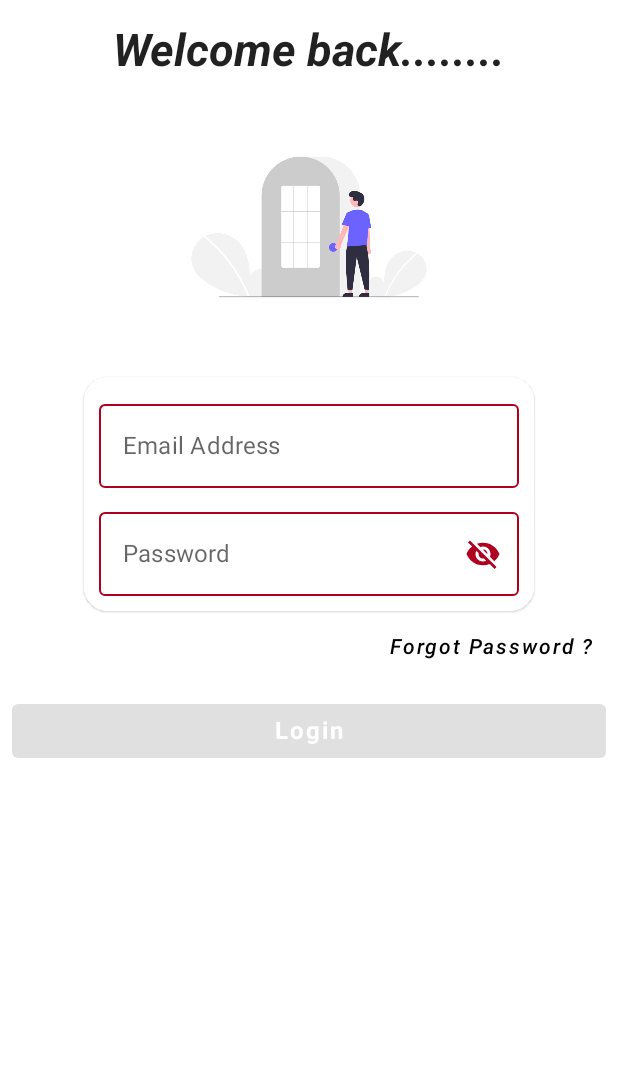
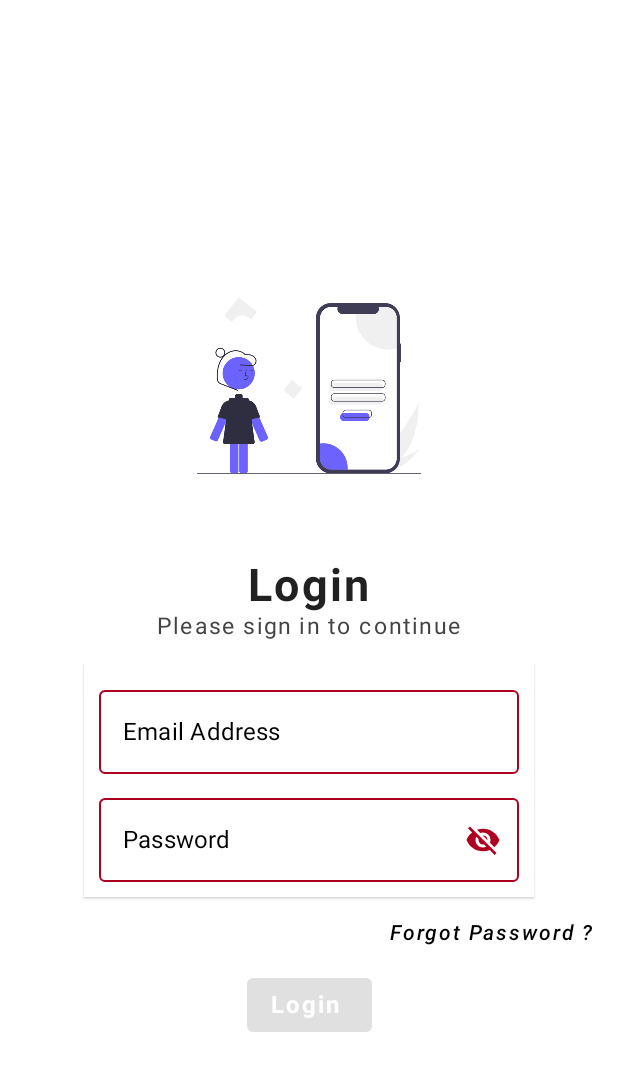
Before and after one commit to Adittya420/PG_Finder, an Android app built with Jetpack Compose: the screen it shows after launch (MainActivity), on a phone screen of 412 x 824 dp. Shown: the top 1071 px of the screen. Run offline under Robolectric (Android 15) with nearby library versions, the phone set to English and light mode, and no system bars; our stand-ins replace Firebase (no records; nobody signed in at launch, a user with empty details on screens opened directly).

Commit message:
Design Changes

```diff
--- a/app/src/main/java/com/example/loginapp/MainActivity.kt
+++ b/app/src/main/java/com/example/loginapp/MainActivity.kt
@@ -2,6 +2,7 @@ package com.example.loginapp
 
 import android.content.ContentValues.TAG
 import android.nfc.Tag
+import androidx.compose.material.Typography
 import android.os.Bundle
 import android.util.Log
 import android.util.Patterns
@@ -26,6 +27,7 @@ import androidx.compose.ui.focus.FocusDirection
 import androidx.compose.ui.graphics.Color
 import androidx.compose.ui.platform.LocalFocusManager
 import androidx.compose.ui.res.painterResource
+import androidx.compose.ui.text.TextStyle
 import androidx.compose.ui.text.font.FontFamily
 import androidx.compose.ui.text.font.FontStyle
 import androidx.compose.ui.text.font.FontWeight
@@ -45,6 +47,13 @@ class MainActivity : ComponentActivity() {
     private val auth by lazy {
         Firebase.auth
     }
+    val MyCustomTypography = Typography(
+        body1 = TextStyle(
+            fontFamily = FontFamily.SansSerif,
+            fontWeight = FontWeight.Normal,
+            fontSize = 18.sp
+        )
+    )
     companion object{
         val Tag : String = MainActivity :: class.java.simpleName
     }
@@ -84,23 +93,40 @@ fun Login(auth: FirebaseAuth){
 
     Column(modifier = Modifier
         .background(Color.White)
-        .fillMaxSize(),
+        .fillMaxSize()
+        .padding(bottom = 130.dp),
     horizontalAlignment = Alignment.CenterHorizontally,
-    verticalArrangement = Arrangement.Top) {
+    verticalArrangement = Arrangement.Bottom) {
+        Image(painter = painterResource(id = R.drawable.image_login_new),
+            contentDescription = "Login Image",
+            modifier = Modifier.size(200.dp)
+            )
 //        Image(painter = painterResource(id = R.drawable.pexels_img), contentDescription ="" ,
 //        modifier = Modifier.fillMaxSize())
 
-        Text(text = "Welcome back........",
-        fontFamily = FontFamily.Companion.SansSerif,
-            fontWeight = FontWeight.Bold,
-            fontStyle = FontStyle.Italic,
-            fontSize = 30.sp,
-            modifier = Modifier.padding(top = 16.dp)
-        )
-        Image(painter = painterResource(id = R.drawable.image_login),
-            contentDescription = "Login Image",
-            modifier = Modifier.size(200.dp)
+
+        MaterialTheme(typography = MyCustomTypography) {
+            Text(text = "Login",
+                style = MaterialTheme.typography.overline,
+                fontWeight = FontWeight.Bold,
+                fontStyle = FontStyle.Normal,
+                fontSize = 30.sp,
+                modifier = Modifier.padding(top = 16.dp)
             )
+        }
+        MaterialTheme(typography = MyCustomTypography) {
+            Text(text = "Please sign in to continue",
+                style = MaterialTheme.typography.overline,
+                color = Color.DarkGray,
+                fontStyle = FontStyle.Normal,
+                fontSize = 15.sp,
+                modifier = Modifier.padding( bottom = 16.dp)
+            )
+
+//        Image(painter = painterResource(id = R.drawable.image_login),
+//            contentDescription = "Login Image",
+//            modifier = Modifier.size(200.dp)
+//            )
 
 
 //        Text(text = "Hello Sir",
@@ -112,18 +138,22 @@ fun Login(auth: FirebaseAuth){
 //        )
         Card(modifier = Modifier
             .padding(horizontal = 8.dp),
-        shape = RoundedCornerShape(16.dp),
+            shape = MaterialTheme.shapes.large,
             border = BorderStroke(1.dp, color = Color.White)
         ) {
             Column(horizontalAlignment = Alignment.CenterHorizontally,
             verticalArrangement = Arrangement.spacedBy(8.dp),
-            modifier = Modifier.padding(all = 10.dp),) {
-               OutlinedTextField(value = email, onValueChange ={email = it},
+            modifier = Modifier
+                .background(color = Color.White)
+                .padding(all = 10.dp),) {
+               OutlinedTextField(value = email, colors = TextFieldDefaults.outlinedTextFieldColors(textColor = Color.Black), onValueChange ={email = it},
                label = {
-                   Text(text = "Email Address")
+                   Text(text = "Email Address",
+                   color = Color.Black)
                },
                placeholder = {
-                   Text(text = "example123@gmail.com")
+                   Text(text = "example123@gmail.com",
+                       color = Color.DarkGray)
                },
                singleLine = true,
                    modifier = Modifier,
@@ -146,12 +176,14 @@ fun Login(auth: FirebaseAuth){
                    }
                )
 
-                OutlinedTextField(value = password, onValueChange ={password = it},
+                OutlinedTextField(value = password,colors = TextFieldDefaults.outlinedTextFieldColors(textColor = Color.Black), onValueChange ={password = it},
                     label = {
-                        Text(text = "Password")
+                        Text(text = "Password",
+                            color = Color.Black)
                     },
                     placeholder = {
-                        Text(text = "guyff5677")
+                        Text(text = "guyff5677",
+                            color = Color.DarkGray)
                     },
                     singleLine = true,
                     modifier = Modifier,
@@ -204,10 +236,7 @@ fun Login(auth: FirebaseAuth){
                     modifier = Modifier.padding(end = 8.dp)
 
                 )
-
-
             }
-
         }
         Button(onClick =  {
             auth.signInWithEmailAndPassword(email, password).addOnCompleteListener {
@@ -220,20 +249,15 @@ fun Login(auth: FirebaseAuth){
             }
         },
         enabled = isEmailValid && isPasswordValid,
-        modifier = Modifier
-            .fillMaxWidth()
-            .padding(all = 8.dp),
-        colors = ButtonDefaults.buttonColors(backgroundColor = Color.Cyan)) {
-            Text(text = "Login",
+        colors = ButtonDefaults.buttonColors()) {
+            Text(text = "Login ",
             fontWeight = FontWeight.Bold,
             color = Color.White,
             fontSize = 16.sp)
-
-
         }
 }
 }
 
 
-
 }
+}
```
Also changed, not shown: app/src/main/res/drawable/image_login_new.png (added).
